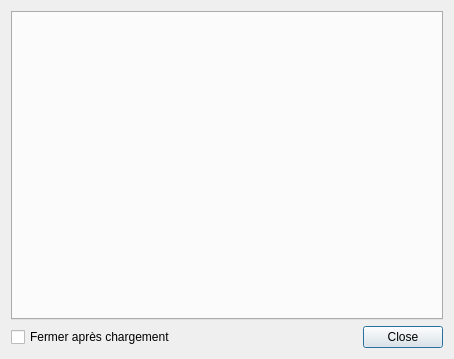
Before: the Qt Designer form BotDofus/src/gui/accountmanager/accountmanagerdialog.ui in josuesavy/BotDofus, drawn with Qt 5.
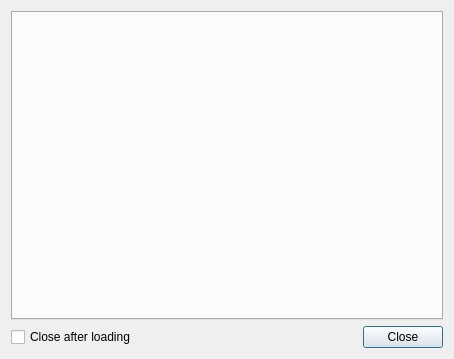
After: the same form once the commit is applied. Icons and pictures are not drawn.

The edit to the form file:
```diff
--- a/BotDofus/src/gui/accountmanager/accountmanagerdialog.ui
+++ b/BotDofus/src/gui/accountmanager/accountmanagerdialog.ui
@@ -28,7 +28,7 @@
    <item row="1" column="0">
     <widget class="QCheckBox" name="checkBoxCloseAfterLoaded">
      <property name="text">
-      <string>Fermer après chargement</string>
+      <string>Close after loading</string>
      </property>
     </widget>
    </item>
```
Left out of the diff: 2 changed lines with no effect on the pictures.
